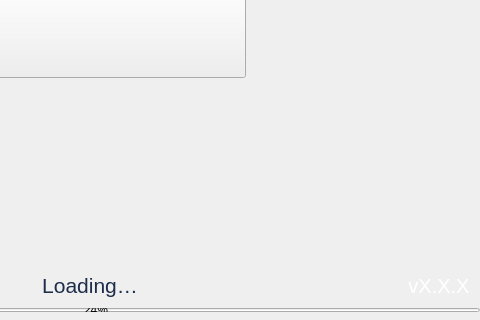
masternodesbiz/DOGEC, file src/qt/dogecash/forms/splash.ui: the form before one commit; both pictures show x 288 to 768 and y 213 to 533 of the 768 by 533 pixel window.
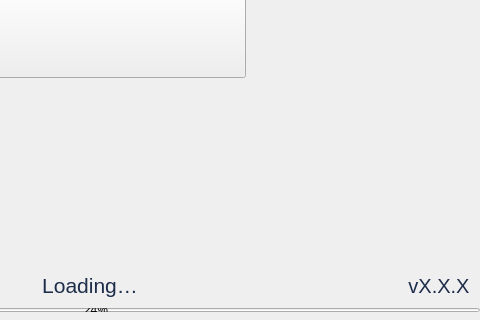
The form after the commit.

Diff of the .ui file:
```diff
--- a/src/qt/dogecash/forms/splash.ui
+++ b/src/qt/dogecash/forms/splash.ui
@@ -187,7 +187,7 @@
             </font>
            </property>
            <property name="styleSheet">
-            <string notr="true">color:white; padding-top:1px;</string>
+            <string notr="true">color:#1D2D4A; padding-top:1px;</string>
            </property>
            <property name="text">
             <string notr="true">vX.X.X</string>
```
